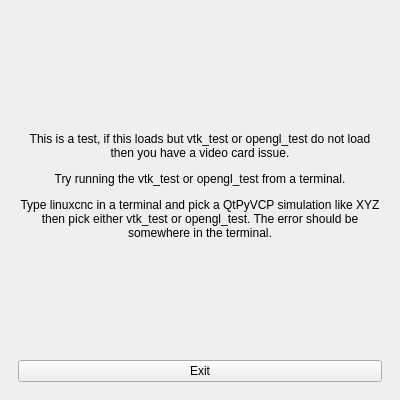
Before: the Qt Designer form src/video_tests/qtpyvcp_test/mainwindow.ui in kcjengr/qtpyvcp, drawn with Qt 5.
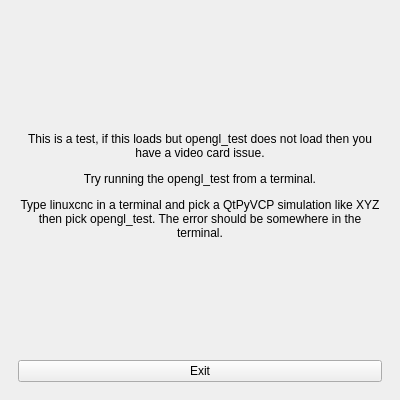
After: the same form once the commit is applied.

What changed in the file:
```diff
--- a/src/video_tests/qtpyvcp_test/mainwindow.ui
+++ b/src/video_tests/qtpyvcp_test/mainwindow.ui
@@ -33,7 +33,7 @@
        <item>
         <widget class="QLabel" name="label">
          <property name="text">
-          <string>&lt;html&gt;&lt;head/&gt;&lt;body&gt;&lt;p&gt;This is a test, if this loads but vtk_test or opengl_test do not load then you have a video card issue.&lt;/p&gt;&lt;p&gt;Try running the vtk_test or opengl_test from a terminal.&lt;/p&gt;&lt;p&gt;Type linuxcnc in a terminal and pick a QtPyVCP simulation like XYZ then pick either vtk_test or opengl_test. The error should be somewhere in the terminal.&lt;/p&gt;&lt;/body&gt;&lt;/html&gt;</string>
+          <string>&lt;html&gt;&lt;head/&gt;&lt;body&gt;&lt;p&gt;This is a test, if this loads but opengl_test does not load then you have a video card issue.&lt;/p&gt;&lt;p&gt;Try running the opengl_test from a terminal.&lt;/p&gt;&lt;p&gt;Type linuxcnc in a terminal and pick a QtPyVCP simulation like XYZ then pick opengl_test. The error should be somewhere in the terminal.&lt;/p&gt;&lt;/body&gt;&lt;/html&gt;</string>
          </property>
          <property name="alignment">
           <set>Qt::AlignCenter</set>
```
